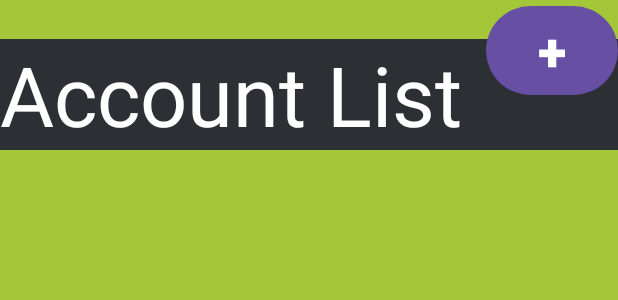
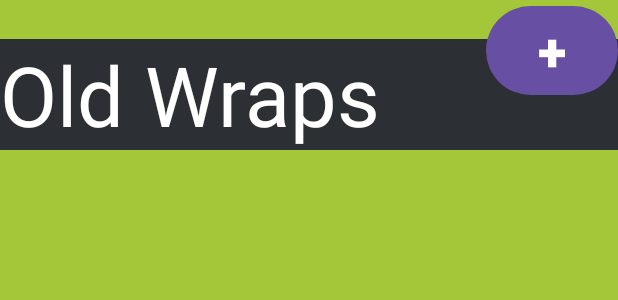
Before and after one commit to mackwarren313/Wrapped-Anytime, an Android app: the layout fragment_accounts.xml on its own in the app's theme, with its tools: preview values and no code run, on a phone screen of 412 x 824 dp. Shown: the top 300 px of the screen. Run offline under Robolectric (Android 15) with nearby library versions, the phone set to English and light mode, and no system bars.

Commit message:
Small changes i dont remember but i want to look at main

```diff
--- a/app/src/main/res/layout/fragment_accounts.xml
+++ b/app/src/main/res/layout/fragment_accounts.xml
@@ -24,7 +24,7 @@
         android:layout_marginBottom="36dp"
         android:background="#2c2f33"
         android:gravity="top"
-        android:text="Account List"
+        android:text="Old Wraps"
         android:textColor="@color/white"
         android:textSize="55dp"
         app:layout_constraintBottom_toTopOf="@+id/accounts_recycler"
```
